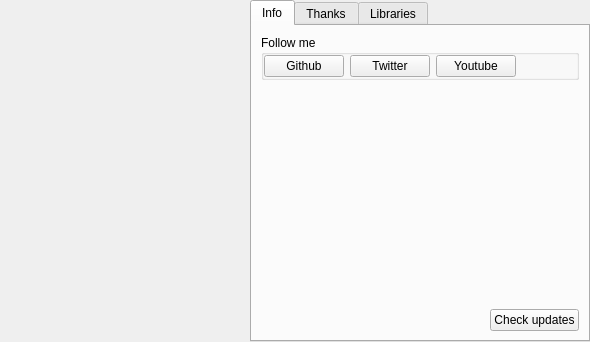
horsicq/XAboutWidget, file xaboutwidget.ui: the form before one commit.
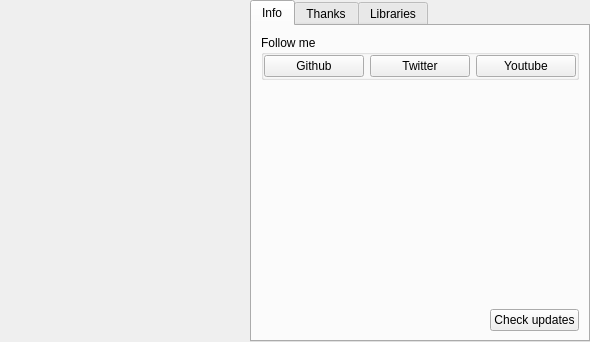
The form after the commit.

What changed in the file:
```diff
--- a/xaboutwidget.ui
+++ b/xaboutwidget.ui
@@ -103,19 +103,6 @@
             </property>
            </widget>
           </item>
-          <item>
-           <spacer name="horizontalSpacer">
-            <property name="orientation">
-             <enum>Qt::Horizontal</enum>
-            </property>
-            <property name="sizeHint" stdset="0">
-             <size>
-              <width>40</width>
-              <height>20</height>
-             </size>
-            </property>
-           </spacer>
-          </item>
          </layout>
         </widget>
        </item>
```
